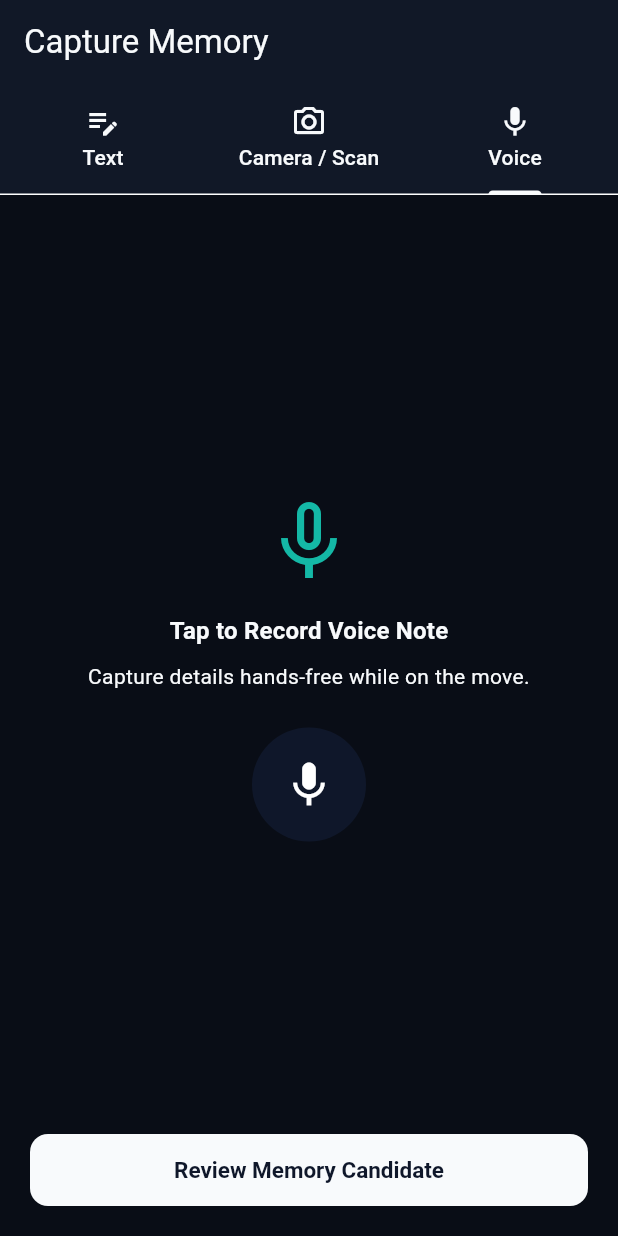
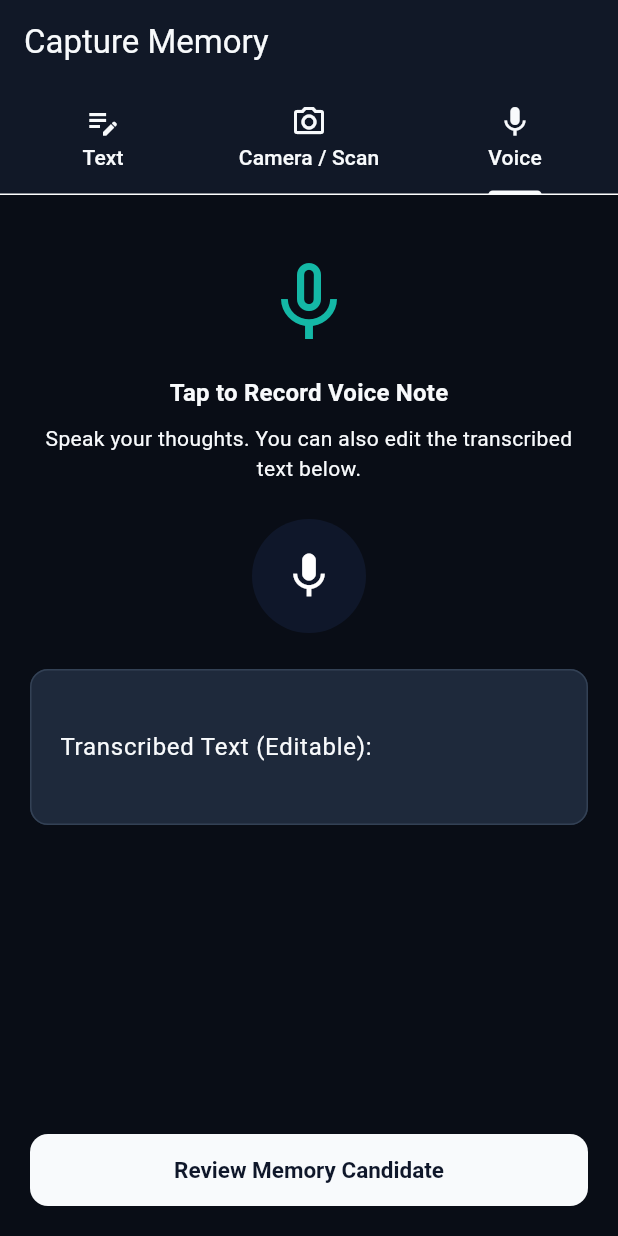
Before and after one commit to vikramnice1987-boop/NYABAGAM, a Flutter app: the CapturePage screen opened by its route, tab 3 chosen, on a phone screen of 412 x 824 dp. Run offline on Flutter 3.47's test engine with Material 3 defaults, Android fonts, the phone set to English and light mode, and no system bars; our stand-ins replace go_router, image_picker, shared_preferences, supabase_flutter; accounts and stored records are empty.

Commit message:
fix: Full document/image attachment synchronization across capture, review, and detail views, plus editable voice transcript

```diff
--- a/lib/features/capture/presentation/capture_page.dart
+++ b/lib/features/capture/presentation/capture_page.dart
@@ -1,3 +1,4 @@
+import 'dart:convert';
 import 'package:flutter/foundation.dart';
 import 'package:flutter/material.dart';
 import 'package:go_router/go_router.dart';
@@ -24,6 +25,8 @@ class _CapturePageState extends State<CapturePage> with SingleTickerProviderStat
   bool _isUnderstanding = false;
   String? _attachedFileName;
   Uint8List? _attachedFileBytes;
+  String? _attachedFileBase64;
+  String _attachmentType = 'image';
 
   @override
   void initState() {
@@ -51,8 +54,10 @@ class _CapturePageState extends State<CapturePage> with SingleTickerProviderStat
         setState(() {
           _attachedFileName = photo.name;
           _attachedFileBytes = bytes;
+          _attachedFileBase64 = base64Encode(bytes);
+          _attachmentType = 'image';
           if (_textController.text.isEmpty) {
-            _textController.text = 'Receipt / Invoice: ${photo.name}';
+            _textController.text = 'Service Receipt / Appliance Photo: ${photo.name}';
           }
         });
       }
@@ -78,6 +83,8 @@ class _CapturePageState extends State<CapturePage> with SingleTickerProviderStat
         setState(() {
           _attachedFileName = image.name;
           _attachedFileBytes = bytes;
+          _attachedFileBase64 = base64Encode(bytes);
+          _attachmentType = 'image';
           if (_textController.text.isEmpty) {
             _textController.text = 'Uploaded Document: ${image.name}';
           }
@@ -105,6 +112,7 @@ class _CapturePageState extends State<CapturePage> with SingleTickerProviderStat
     setState(() {
       _attachedFileName = null;
       _attachedFileBytes = null;
+      _attachedFileBase64 = null;
     });
   }
 
@@ -123,9 +131,18 @@ class _CapturePageState extends State<CapturePage> with SingleTickerProviderStat
 
     setState(() => _isUnderstanding = true);
     try {
-      final candidate = await AiGateway.understand(promptToUnderstand);
+      final candidate = await AiGateway.understand(
+        promptToUnderstand,
+      );
+
+      final candidateWithAttachment = candidate.copyWith(
+        attachmentBase64: _attachedFileBase64,
+        attachmentName: _attachedFileName,
+        attachmentType: _attachmentType,
+      );
+
       if (mounted) {
-        context.push('/understand', extra: candidate);
+        context.push('/understand', extra: candidateWithAttachment);
       }
     } catch (_) {
       if (mounted) {
@@ -183,7 +200,7 @@ class _CapturePageState extends State<CapturePage> with SingleTickerProviderStat
                           minLines: null,
                           textAlignVertical: TextAlignVertical.top,
                           decoration: const InputDecoration(
-                            hintText: 'e.g., Ravi serviced my AC today for ₹800.\nor Paste warranty details, doctor prescription, etc.',
+                            hintText: 'e.g., Ravi serviced my AC today for ₹800.\nor Paste warranty details, doctor prescription, doctor notes, etc.',
                           ),
                         ),
                       ),
@@ -251,7 +268,7 @@ class _CapturePageState extends State<CapturePage> with SingleTickerProviderStat
                                             overflow: TextOverflow.ellipsis,
                                           ),
                                           const Text(
-                                            'Attached & Ready to Analyze',
+                                            'Attached & Ready to Sync',
                                             style: TextStyle(fontSize: 12, color: NyColors.statusSuccess),
                                           ),
                                         ],
@@ -270,7 +287,7 @@ class _CapturePageState extends State<CapturePage> with SingleTickerProviderStat
                                     borderRadius: BorderRadius.circular(8),
                                     child: Image.memory(
                                       _attachedFileBytes!,
-                                      height: 140,
+                                      height: 160,
                                       width: double.infinity,
                                       fit: BoxFit.cover,
                                     ),
@@ -299,9 +316,11 @@ class _CapturePageState extends State<CapturePage> with SingleTickerProviderStat
                   ),
 
                   // Tab 3: Voice Note
-                  Column(
+                  SingleChildScrollView(
+                    child: Column(
                       mainAxisAlignment: MainAxisAlignment.center,
                       children: [
+                        const SizedBox(height: 20),
                         Icon(
                           _isRecording ? Icons.mic : Icons.mic_none,
                           size: 64,
@@ -309,12 +328,12 @@ class _CapturePageState extends State<CapturePage> with SingleTickerProviderStat
                         ),
                         const SizedBox(height: 16),
                         Text(
-                        _isRecording ? 'Listening & Recording...' : 'Tap to Record Voice Note',
+                          _isRecording ? 'Listening & Transcribing...' : 'Tap to Record Voice Note',
                           style: theme.textTheme.titleMedium?.copyWith(fontWeight: FontWeight.w700),
                         ),
                         const SizedBox(height: 8),
                         Text(
-                        _isRecording ? 'Speak naturally about the event or detail.' : 'Capture details hands-free while on the move.',
+                          _isRecording ? 'Speak naturally about the event or detail.' : 'Speak your thoughts. You can also edit the transcribed text below.',
                           style: theme.textTheme.bodyMedium,
                           textAlign: TextAlign.center,
                         ),
@@ -329,20 +348,17 @@ class _CapturePageState extends State<CapturePage> with SingleTickerProviderStat
                             padding: const EdgeInsets.all(NySpacing.space20),
                           ),
                         ),
-                      if (_textController.text.isNotEmpty) ...[
                         const SizedBox(height: NySpacing.space24),
-                        NyCard(
-                          child: Column(
-                            crossAxisAlignment: CrossAxisAlignment.start,
-                            children: [
-                              const Text('Transcript Preview:', style: TextStyle(fontWeight: FontWeight.w600)),
-                              const SizedBox(height: 6),
-                              Text(_textController.text, style: const TextStyle(fontStyle: FontStyle.italic)),
-                            ],
+                        TextField(
+                          controller: _textController,
+                          maxLines: 3,
+                          decoration: const InputDecoration(
+                            labelText: 'Transcribed Text (Editable):',
+                            hintText: 'e.g., Ravi serviced my AC today for ₹800.',
                           ),
                         ),
                       ],
-                    ],
+                    ),
                   ),
                 ],
               ),
--- a/lib/features/memory/data/memory_repository.dart
+++ b/lib/features/memory/data/memory_repository.dart
@@ -64,6 +64,9 @@ class InMemoryMemoryRepository implements MemoryRepository {
       amount: candidate.amount,
       currency: candidate.currency,
       rawSourceSnippet: candidate.rawContent,
+      attachmentBase64: candidate.attachmentBase64,
+      attachmentName: candidate.attachmentName,
+      attachmentType: candidate.attachmentType,
     );
 
     _memories.removeWhere((m) => m.id == saved.id);
--- a/lib/features/memory/domain/memory_candidate.dart
+++ b/lib/features/memory/domain/memory_candidate.dart
@@ -43,10 +43,17 @@ class MemoryCandidate {
     this.amount,
     this.currency,
     this.occurredAt,
+    this.attachmentBase64,
+    this.attachmentName,
+    this.attachmentType,
     this.status = MemoryStatus.candidate,
   });
 
-  factory MemoryCandidate.fromText(String content) {
+  factory MemoryCandidate.fromText(String content, {
+    String? attachmentBase64,
+    String? attachmentName,
+    String? attachmentType,
+  }) {
     final normalized = content.trim();
     final summary = normalized.length > 160
         ? '${normalized.substring(0, 157)}...'
@@ -59,6 +66,9 @@ class MemoryCandidate {
       title: 'New memory',
       summary: summary,
       capturedAt: DateTime.now(),
+      attachmentBase64: attachmentBase64,
+      attachmentName: attachmentName,
+      attachmentType: attachmentType,
     );
   }
 
@@ -77,6 +87,9 @@ class MemoryCandidate {
   final double? amount;
   final String? currency;
   final DateTime? occurredAt;
+  final String? attachmentBase64;
+  final String? attachmentName;
+  final String? attachmentType;
   final MemoryStatus status;
 
   MemoryCandidate copyWith({
@@ -91,6 +104,9 @@ class MemoryCandidate {
     double? amount,
     String? currency,
     DateTime? occurredAt,
+    String? attachmentBase64,
+    String? attachmentName,
+    String? attachmentType,
     MemoryStatus? status,
   }) => MemoryCandidate(
     id: id,
@@ -108,6 +124,9 @@ class MemoryCandidate {
     amount: amount ?? this.amount,
     currency: currency ?? this.currency,
     occurredAt: occurredAt ?? this.occurredAt,
+    attachmentBase64: attachmentBase64 ?? this.attachmentBase64,
+    attachmentName: attachmentName ?? this.attachmentName,
+    attachmentType: attachmentType ?? this.attachmentType,
     status: status ?? this.status,
   );
 
```
Also changed, not shown: lib/core/speech/speech_service.dart (added, +43 -0 lines), lib/features/memories/presentation/memory_detail_page.dart (+39 -0 lines), lib/features/memory/domain/memory_models.dart (+12 -0 lines), lib/features/understand/presentation/memory_review_page.dart (+48 -1 lines). Lines whose indentation alone changed are shown as unchanged.
